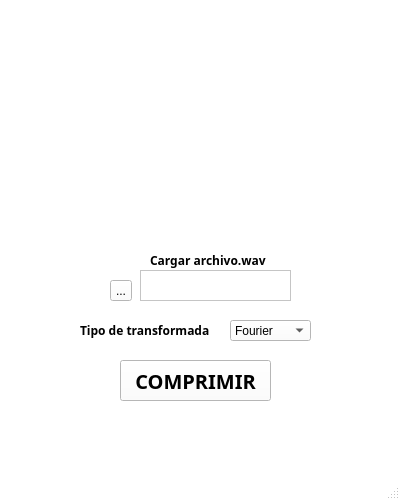
JeffPao/PROYECTO, file INTERFAZV2.ui: the form before one commit.
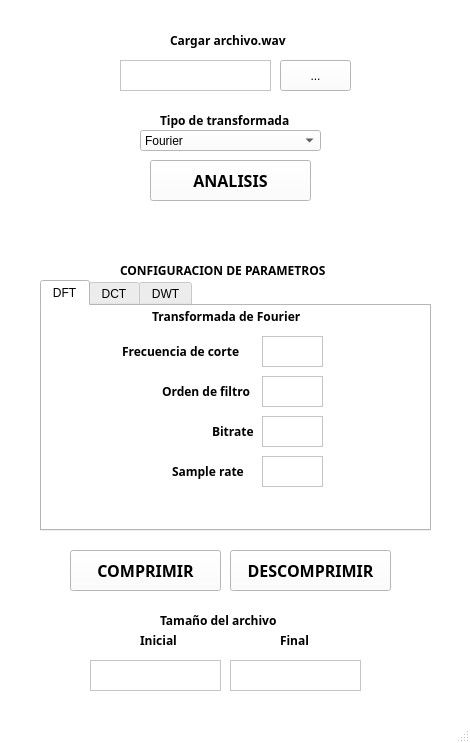
The form after the commit.

Diff of the .ui file:
```diff
--- a/INTERFAZV2.ui
+++ b/INTERFAZV2.ui
@@ -9,8 +9,8 @@
    <rect>
     <x>0</x>
     <y>0</y>
-    <width>400</width>
-    <height>500</height>
+    <width>470</width>
+    <height>743</height>
    </rect>
   </property>
   <property name="baseSize">
@@ -476,9 +476,9 @@
    <widget class="QComboBox" name="cbx_transformada">
     <property name="geometry">
      <rect>
-      <x>230</x>
-      <y>320</y>
-      <width>81</width>
+      <x>140</x>
+      <y>130</y>
+      <width>181</width>
       <height>21</height>
      </rect>
     </property>
@@ -507,8 +507,8 @@
    <widget class="QLabel" name="label">
     <property name="geometry">
      <rect>
-      <x>80</x>
-      <y>320</y>
+      <x>160</x>
+      <y>110</y>
       <width>151</width>
       <height>21</height>
      </rect>
@@ -527,8 +527,8 @@
    <widget class="QPushButton" name="button_comprimir">
     <property name="geometry">
      <rect>
-      <x>120</x>
-      <y>360</y>
+      <x>70</x>
+      <y>550</y>
       <width>151</width>
       <height>41</height>
      </rect>
@@ -536,7 +536,7 @@
     <property name="font">
      <font>
       <family>Arial Black</family>
-      <pointsize>15</pointsize>
+      <pointsize>12</pointsize>
       <italic>false</italic>
       <bold>true</bold>
       <kerning>true</kerning>
@@ -552,10 +552,10 @@
    <widget class="QToolButton" name="cargar_button">
     <property name="geometry">
      <rect>
-      <x>110</x>
-      <y>280</y>
-      <width>22</width>
-      <height>21</height>
+      <x>280</x>
+      <y>60</y>
+      <width>71</width>
+      <height>31</height>
      </rect>
     </property>
     <property name="text">
@@ -565,8 +565,8 @@
    <widget class="QLabel" name="label_2">
     <property name="geometry">
      <rect>
-      <x>150</x>
-      <y>250</y>
+      <x>170</x>
+      <y>30</y>
       <width>131</width>
       <height>21</height>
      </rect>
@@ -588,13 +588,557 @@
     </property>
     <property name="geometry">
      <rect>
-      <x>140</x>
-      <y>270</y>
+      <x>120</x>
+      <y>60</y>
       <width>151</width>
       <height>31</height>
      </rect>
     </property>
    </widget>
+   <widget class="QPushButton" name="button_descomprimir">
+    <property name="geometry">
+     <rect>
+      <x>230</x>
+      <y>550</y>
+      <width>161</width>
+      <height>41</height>
+     </rect>
+    </property>
+    <property name="font">
+     <font>
+      <family>Arial Black</family>
+      <pointsize>12</pointsize>
+      <italic>false</italic>
+      <bold>true</bold>
+      <kerning>true</kerning>
+     </font>
+    </property>
+    <property name="text">
+     <string>DESCOMPRIMIR</string>
+    </property>
+    <property name="checkable">
+     <bool>false</bool>
+    </property>
+   </widget>
+   <widget class="QPushButton" name="button_analisis">
+    <property name="geometry">
+     <rect>
+      <x>150</x>
+      <y>160</y>
+      <width>161</width>
+      <height>41</height>
+     </rect>
+    </property>
+    <property name="font">
+     <font>
+      <family>Arial Black</family>
+      <pointsize>12</pointsize>
+      <italic>false</italic>
+      <bold>true</bold>
+      <kerning>true</kerning>
+     </font>
+    </property>
+    <property name="text">
+     <string>ANALISIS</string>
+    </property>
+    <property name="checkable">
+     <bool>false</bool>
+    </property>
+   </widget>
+   <widget class="QTabWidget" name="tabWidget">
+    <property name="geometry">
+     <rect>
+      <x>40</x>
+      <y>280</y>
+      <width>391</width>
+      <height>251</height>
+     </rect>
+    </property>
+    <property name="currentIndex">
+     <number>0</number>
+    </property>
+    <widget class="QWidget" name="tab_3">
+     <attribute name="title">
+      <string>DFT</string>
+     </attribute>
+     <widget class="QTextEdit" name="textEdit_DFT_Orden">
+      <property name="geometry">
+       <rect>
+        <x>220</x>
+        <y>70</y>
+        <width>61</width>
+        <height>31</height>
+       </rect>
+      </property>
+     </widget>
+     <widget class="QLabel" name="label_3">
+      <property name="geometry">
+       <rect>
+        <x>110</x>
+        <y>0</y>
+        <width>171</width>
+        <height>21</height>
+       </rect>
+      </property>
+      <property name="font">
+       <font>
+        <family>Arial Black</family>
+        <italic>false</italic>
+        <bold>true</bold>
+       </font>
+      </property>
+      <property name="text">
+       <string>Transformada de Fourier</string>
+      </property>
+     </widget>
+     <widget class="QTextEdit" name="textEdit_DFT_f_corte">
+      <property name="geometry">
+       <rect>
+        <x>220</x>
+        <y>30</y>
+        <width>61</width>
+        <height>31</height>
+       </rect>
+      </property>
+     </widget>
+     <widget class="QTextEdit" name="textEdit_fft_bitrate">
+      <property name="geometry">
+       <rect>
+        <x>220</x>
+        <y>110</y>
+        <width>61</width>
+        <height>31</height>
+       </rect>
+      </property>
+     </widget>
+     <widget class="QLabel" name="label_10">
+      <property name="geometry">
+       <rect>
+        <x>80</x>
+        <y>20</y>
+        <width>141</width>
+        <height>51</height>
+       </rect>
+      </property>
+      <property name="font">
+       <font>
+        <family>Arial Black</family>
+        <italic>false</italic>
+        <bold>true</bold>
+       </font>
+      </property>
+      <property name="text">
+       <string>Frecuencia de corte</string>
+      </property>
+     </widget>
+     <widget class="QLabel" name="label_11">
+      <property name="geometry">
+       <rect>
+        <x>120</x>
+        <y>60</y>
+        <width>101</width>
+        <height>51</height>
+       </rect>
+      </property>
+      <property name="font">
+       <font>
+        <family>Arial Black</family>
+        <italic>false</italic>
+        <bold>true</bold>
+       </font>
+      </property>
+      <property name="text">
+       <string>Orden de filtro</string>
+      </property>
+     </widget>
+     <widget class="QLabel" name="label_12">
+      <property name="geometry">
+       <rect>
+        <x>170</x>
+        <y>100</y>
+        <width>51</width>
+        <height>51</height>
+       </rect>
+      </property>
+      <property name="font">
+       <font>
+        <family>Arial Black</family>
+        <italic>false</italic>
+        <bold>true</bold>
+       </font>
+      </property>
+      <property name="text">
+       <string>Bitrate</string>
+      </property>
+     </widget>
+     <widget class="QLabel" name="label_13">
+      <property name="geometry">
+       <rect>
+        <x>130</x>
+        <y>140</y>
+        <width>81</width>
+        <height>51</height>
+       </rect>
+      </property>
+      <property name="font">
+       <font>
+        <family>Arial Black</family>
+        <italic>false</italic>
+        <bold>true</bold>
+       </font>
+      </property>
+      <property name="text">
+       <string>Sample rate</string>
+      </property>
+     </widget>
+     <widget class="QTextEdit" name="textEdit_fft_samplerate">
+      <property name="geometry">
+       <rect>
+        <x>220</x>
+        <y>150</y>
+        <width>61</width>
+        <height>31</height>
+       </rect>
+      </property>
+     </widget>
+    </widget>
+    <widget class="QWidget" name="tab_4">
+     <attribute name="title">
+      <string>DCT</string>
+     </attribute>
+     <widget class="QLabel" name="label_5">
+      <property name="geometry">
+       <rect>
+        <x>70</x>
+        <y>0</y>
+        <width>251</width>
+        <height>21</height>
+       </rect>
+      </property>
+      <property name="font">
+       <font>
+        <family>Arial Black</family>
+        <italic>false</italic>
+        <bold>true</bold>
+       </font>
+      </property>
+      <property name="text">
+       <string>Transformada de Discreta del Coseno</string>
+      </property>
+     </widget>
+     <widget class="QTextEdit" name="textEdit_DCT_Umbral_de_corte">
+      <property name="geometry">
+       <rect>
+        <x>190</x>
+        <y>40</y>
+        <width>61</width>
+        <height>31</height>
+       </rect>
+      </property>
+     </widget>
+     <widget class="QLabel" name="label_14">
+      <property name="geometry">
+       <rect>
+        <x>130</x>
+        <y>30</y>
+        <width>51</width>
+        <height>51</height>
+       </rect>
+      </property>
+      <property name="font">
+       <font>
+        <family>Arial Black</family>
+        <italic>false</italic>
+        <bold>true</bold>
+       </font>
+      </property>
+      <property name="text">
+       <string>Umbral</string>
+      </property>
+     </widget>
+     <widget class="QTextEdit" name="textEdit_DCT_bitrate">
+      <property name="geometry">
+       <rect>
+        <x>190</x>
+        <y>90</y>
+        <width>61</width>
+        <height>31</height>
+       </rect>
+      </property>
+     </widget>
+     <widget class="QLabel" name="label_15">
+      <property name="geometry">
+       <rect>
+        <x>100</x>
+        <y>120</y>
+        <width>81</width>
+        <height>51</height>
+       </rect>
+      </property>
+      <property name="font">
+       <font>
+        <family>Arial Black</family>
+        <italic>false</italic>
+        <bold>true</bold>
+       </font>
+      </property>
+      <property name="text">
+       <string>Sample rate</string>
+      </property>
+     </widget>
+     <widget class="QLabel" name="label_16">
+      <property name="geometry">
+       <rect>
+        <x>140</x>
+        <y>80</y>
+        <width>51</width>
+        <height>51</height>
+       </rect>
+      </property>
+      <property name="font">
+       <font>
+        <family>Arial Black</family>
+        <italic>false</italic>
+        <bold>true</bold>
+       </font>
+      </property>
+      <property name="text">
+       <string>Bitrate</string>
+      </property>
+     </widget>
+     <widget class="QTextEdit" name="textEdit_DCT_samplerate_">
+      <property name="geometry">
+       <rect>
+        <x>190</x>
+        <y>130</y>
+        <width>61</width>
+        <height>31</height>
+       </rect>
+      </property>
+     </widget>
+    </widget>
+    <widget class="QWidget" name="tab_7">
+     <attribute name="title">
+      <string>DWT</string>
+     </attribute>
+     <widget class="QLabel" name="label_6">
+      <property name="geometry">
+       <rect>
+        <x>100</x>
+        <y>0</y>
+        <width>171</width>
+        <height>21</height>
+       </rect>
+      </property>
+      <property name="font">
+       <font>
+        <family>Arial Black</family>
+        <italic>false</italic>
+        <bold>true</bold>
+       </font>
+      </property>
+      <property name="text">
+       <string>Transformada de Wavelet</string>
+      </property>
+     </widget>
+     <widget class="QTextEdit" name="textEdit_DWT_Umbral_de_corte">
+      <property name="geometry">
+       <rect>
+        <x>200</x>
+        <y>40</y>
+        <width>61</width>
+        <height>31</height>
+       </rect>
+      </property>
+     </widget>
+     <widget class="QTextEdit" name="textEdit_DWR_samplerate">
+      <property name="geometry">
+       <rect>
+        <x>200</x>
+        <y>130</y>
+        <width>61</width>
+        <height>31</height>
+       </rect>
+      </property>
+     </widget>
+     <widget class="QTextEdit" name="textEdit_DWT_bitrate">
+      <property name="geometry">
+       <rect>
+        <x>200</x>
+        <y>90</y>
+        <width>61</width>
+        <height>31</height>
+       </rect>
+      </property>
+     </widget>
+     <widget class="QLabel" name="label_17">
+      <property name="geometry">
+       <rect>
+        <x>140</x>
+        <y>30</y>
+        <width>51</width>
+        <height>51</height>
+       </rect>
+      </property>
+      <property name="font">
+       <font>
+        <family>Arial Black</family>
+        <italic>false</italic>
+        <bold>true</bold>
+       </font>
+      </property>
+      <property name="text">
+       <string>Umbral</string>
+      </property>
+     </widget>
+     <widget class="QLabel" name="label_18">
+      <property name="geometry">
+       <rect>
+        <x>110</x>
+        <y>120</y>
+        <width>81</width>
+        <height>51</height>
+       </rect>
+      </property>
+      <property name="font">
+       <font>
+        <family>Arial Black</family>
+        <italic>false</italic>
+        <bold>true</bold>
+       </font>
+      </property>
+      <property name="text">
+       <string>Sample rate</string>
+      </property>
+     </widget>
+     <widget class="QLabel" name="label_19">
+      <property name="geometry">
+       <rect>
+        <x>150</x>
+        <y>80</y>
+        <width>51</width>
+        <height>51</height>
+       </rect>
+      </property>
+      <property name="font">
+       <font>
+        <family>Arial Black</family>
+        <italic>false</italic>
+        <bold>true</bold>
+       </font>
+      </property>
+      <property name="text">
+       <string>Bitrate</string>
+      </property>
+     </widget>
+    </widget>
+   </widget>
+   <widget class="QLabel" name="label_4">
+    <property name="geometry">
+     <rect>
+      <x>120</x>
+      <y>260</y>
+      <width>241</width>
+      <height>21</height>
+     </rect>
+    </property>
+    <property name="font">
+     <font>
+      <family>Arial Black</family>
+      <italic>false</italic>
+      <bold>true</bold>
+     </font>
+    </property>
+    <property name="text">
+     <string>CONFIGURACION DE PARAMETROS</string>
+    </property>
+   </widget>
+   <widget class="QLabel" name="label_7">
+    <property name="geometry">
+     <rect>
+      <x>160</x>
+      <y>610</y>
+      <width>141</width>
+      <height>21</height>
+     </rect>
+    </property>
+    <property name="font">
+     <font>
+      <family>Arial Black</family>
+      <italic>false</italic>
+      <bold>true</bold>
+     </font>
+    </property>
+    <property name="text">
+     <string>Tamaño del archivo</string>
+    </property>
+   </widget>
+   <widget class="QTextEdit" name="textEdit_TAMANO_INICIAL">
+    <property name="enabled">
+     <bool>false</bool>
+    </property>
+    <property name="geometry">
+     <rect>
+      <x>90</x>
+      <y>660</y>
+      <width>131</width>
+      <height>31</height>
+     </rect>
+    </property>
+   </widget>
+   <widget class="QTextEdit" name="textEdit_TAMANO_FINAL">
+    <property name="enabled">
+     <bool>false</bool>
+    </property>
+    <property name="geometry">
+     <rect>
+      <x>230</x>
+      <y>660</y>
+      <width>131</width>
+      <height>31</height>
+     </rect>
+    </property>
+   </widget>
+   <widget class="QLabel" name="label_8">
+    <property name="geometry">
+     <rect>
+      <x>140</x>
+      <y>630</y>
+      <width>61</width>
+      <height>21</height>
+     </rect>
+    </property>
+    <property name="font">
+     <font>
+      <family>Arial Black</family>
+      <italic>false</italic>
+      <bold>true</bold>
+     </font>
+    </property>
+    <property name="text">
+     <string>Inicial</string>
+    </property>
+   </widget>
+   <widget class="QLabel" name="label_9">
+    <property name="geometry">
+     <rect>
+      <x>280</x>
+      <y>630</y>
+      <width>41</width>
+      <height>21</height>
+     </rect>
+    </property>
+    <property name="font">
+     <font>
+      <family>Arial Black</family>
+      <italic>false</italic>
+      <bold>true</bold>
+     </font>
+    </property>
+    <property name="text">
+     <string>Final</string>
+    </property>
+   </widget>
   </widget>
   <widget class="QMenuBar" name="menubar">
    <property name="geometry">
```
Left out of the diff: 2 changed lines with no effect on the pictures.
